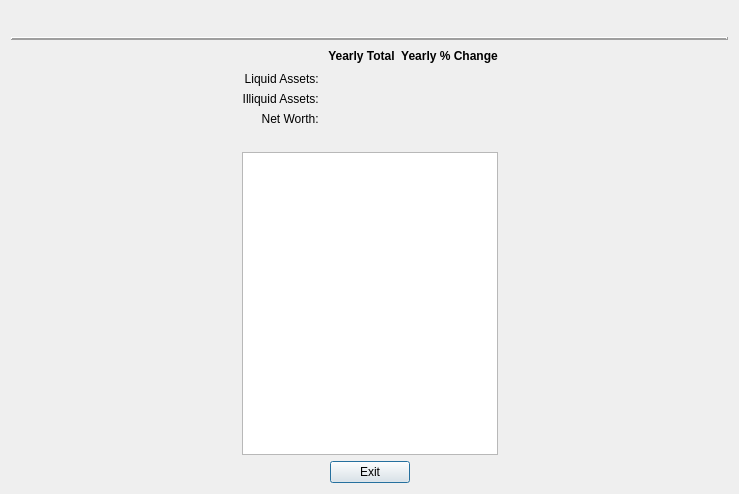
epw7856/CashFlowManager, file CashFlowManager/assetsummarydialog.ui: the form before one commit.
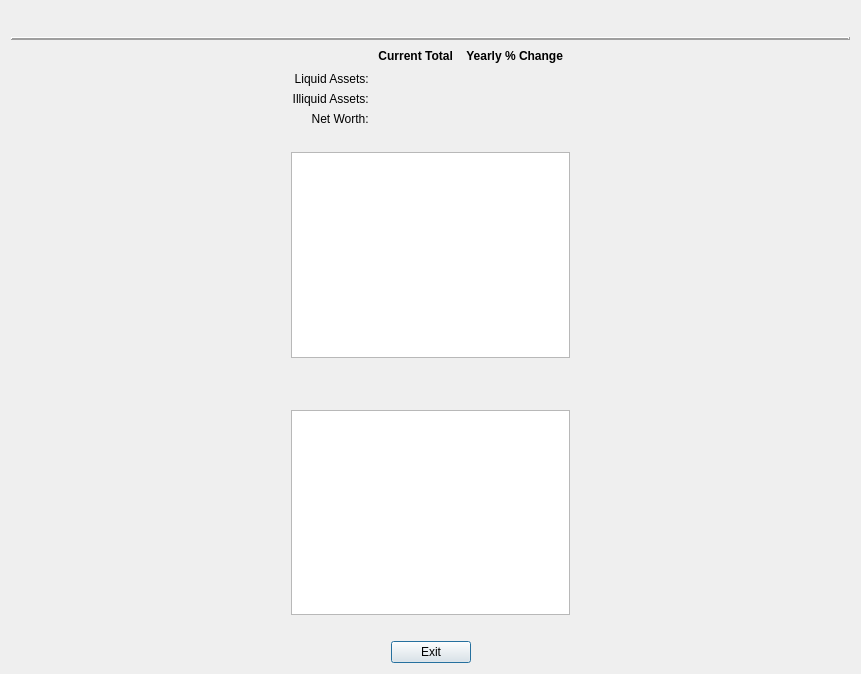
The form after the commit. Custom widgets are drawn as their Qt base class.

Commit message: Set label text within the asset summary dialog and added a function in the controller to retrieve monthly net worth totals.

```diff
--- a/CashFlowManager/assetsummarydialog.ui
+++ b/CashFlowManager/assetsummarydialog.ui
@@ -9,8 +9,8 @@
    <rect>
     <x>0</x>
     <y>0</y>
-    <width>739</width>
-    <height>494</height>
+    <width>861</width>
+    <height>674</height>
    </rect>
   </property>
   <property name="windowTitle">
@@ -99,7 +99,7 @@
           </font>
          </property>
          <property name="text">
-          <string>Yearly Total</string>
+          <string>Current Total  </string>
          </property>
          <property name="alignment">
           <set>Qt::AlignCenter</set>
@@ -171,7 +171,7 @@
           </font>
          </property>
          <property name="text">
-          <string>Yearly % Change</string>
+          <string>Yearly % Change  </string>
          </property>
          <property name="alignment">
           <set>Qt::AlignCenter</set>
@@ -309,6 +309,118 @@
      </item>
     </layout>
    </item>
+   <item>
+    <spacer name="horizontalSpacer_14">
+     <property name="orientation">
+      <enum>Qt::Horizontal</enum>
+     </property>
+     <property name="sizeHint" stdset="0">
+      <size>
+       <width>40</width>
+       <height>20</height>
+      </size>
+     </property>
+    </spacer>
+   </item>
+   <item>
+    <layout class="QHBoxLayout" name="horizontalLayout_5">
+     <item>
+      <spacer name="horizontalSpacer_16">
+       <property name="orientation">
+        <enum>Qt::Horizontal</enum>
+       </property>
+       <property name="sizeHint" stdset="0">
+        <size>
+         <width>40</width>
+         <height>20</height>
+        </size>
+       </property>
+      </spacer>
+     </item>
+     <item>
+      <widget class="QLabel" name="labelYearlyNetWorthTracker">
+       <property name="text">
+        <string>&lt;YearlyNetWorthTracker&gt;</string>
+       </property>
+       <property name="alignment">
+        <set>Qt::AlignCenter</set>
+       </property>
+      </widget>
+     </item>
+     <item>
+      <spacer name="horizontalSpacer_15">
+       <property name="orientation">
+        <enum>Qt::Horizontal</enum>
+       </property>
+       <property name="sizeHint" stdset="0">
+        <size>
+         <width>40</width>
+         <height>20</height>
+        </size>
+       </property>
+      </spacer>
+     </item>
+    </layout>
+   </item>
+   <item>
+    <layout class="QHBoxLayout" name="horizontalLayout_4">
+     <item>
+      <spacer name="horizontalSpacer_11">
+       <property name="orientation">
+        <enum>Qt::Horizontal</enum>
+       </property>
+       <property name="sizeHint" stdset="0">
+        <size>
+         <width>40</width>
+         <height>20</height>
+        </size>
+       </property>
+      </spacer>
+     </item>
+     <item>
+      <widget class="QChartView" name="graphicsViewNetWorthChart">
+       <property name="minimumSize">
+        <size>
+         <width>0</width>
+         <height>0</height>
+        </size>
+       </property>
+       <property name="maximumSize">
+        <size>
+         <width>16777215</width>
+         <height>16777215</height>
+        </size>
+       </property>
+      </widget>
+     </item>
+     <item>
+      <spacer name="horizontalSpacer_10">
+       <property name="orientation">
+        <enum>Qt::Horizontal</enum>
+       </property>
+       <property name="sizeHint" stdset="0">
+        <size>
+         <width>40</width>
+         <height>20</height>
+        </size>
+       </property>
+      </spacer>
+     </item>
+    </layout>
+   </item>
+   <item>
+    <spacer name="horizontalSpacer_12">
+     <property name="orientation">
+      <enum>Qt::Horizontal</enum>
+     </property>
+     <property name="sizeHint" stdset="0">
+      <size>
+       <width>40</width>
+       <height>20</height>
+      </size>
+     </property>
+    </spacer>
+   </item>
    <item>
     <layout class="QHBoxLayout" name="horizontalLayout_3">
      <item>
@@ -348,6 +460,13 @@
    </item>
   </layout>
  </widget>
+ <customwidgets>
+  <customwidget>
+   <class>QChartView</class>
+   <extends>QGraphicsView</extends>
+   <header>QtCharts</header>
+  </customwidget>
+ </customwidgets>
  <resources/>
  <connections/>
 </ui>
```
The commit also changes 4 other files.
